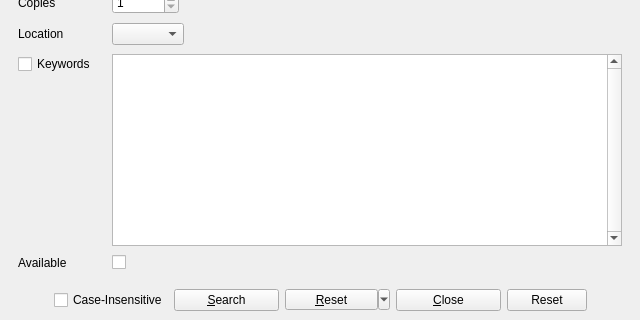
This is UI/biblioteq_allinfo.ui in textbrowser/biblioteq as Qt 5 draws it before an edit; both pictures show x 0 to 640 and y 685 to 1005 of the 640 by 1005 pixel window. The edited form follows.
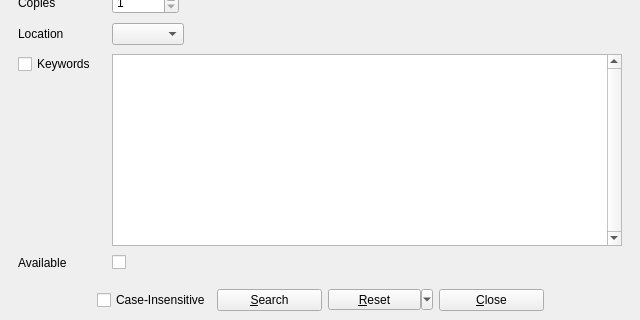
This is the edited form. Icons and pictures are not drawn.

Commit message: Do not disable search widgets.

```diff
--- a/UI/biblioteq_allinfo.ui
+++ b/UI/biblioteq_allinfo.ui
@@ -460,16 +460,6 @@
         </property>
        </widget>
       </item>
-      <item>
-       <widget class="QPushButton" name="reset">
-        <property name="toolTip">
-         <string>Clear the main table and reset the search widgets.</string>
-        </property>
-        <property name="text">
-         <string>Reset</string>
-        </property>
-       </widget>
-      </item>
       <item>
        <spacer>
         <property name="orientation">
```
Left out of the diff: 14 changed lines with no effect on the pictures. The commit also changes 3 other files.
